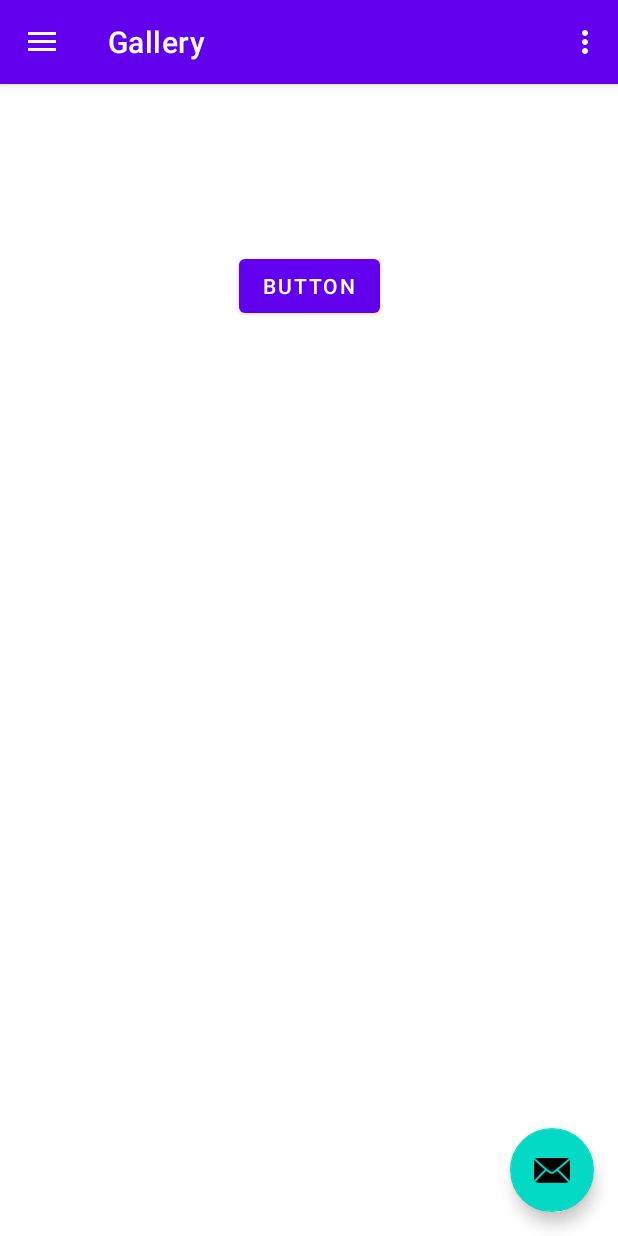
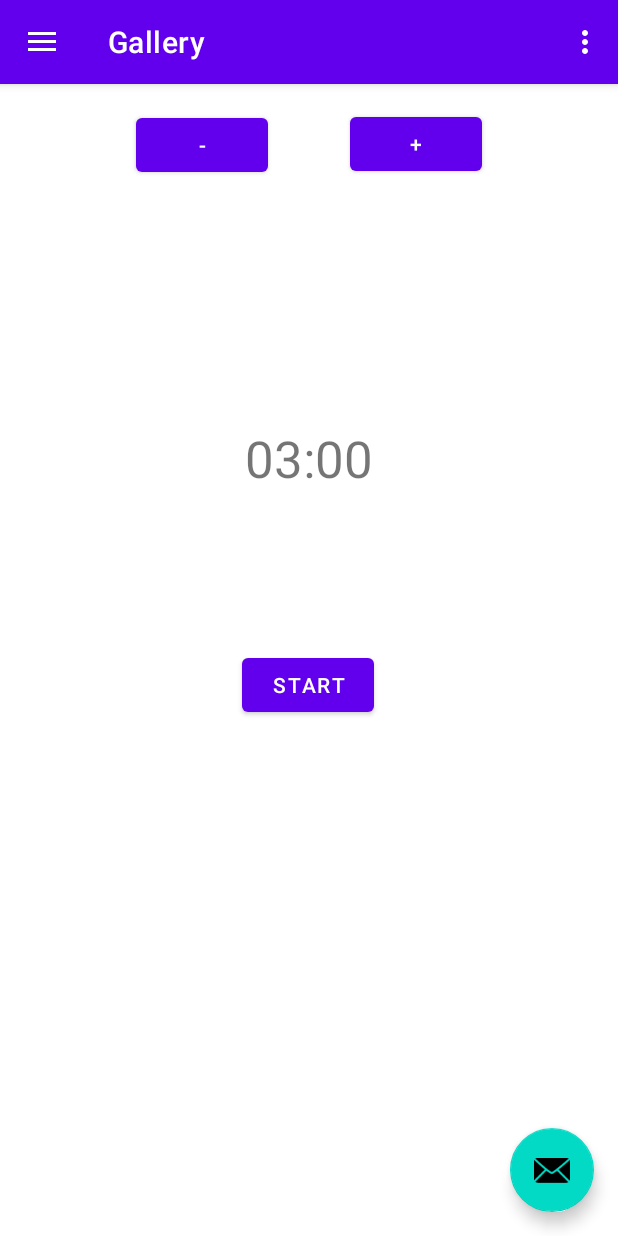
Before and after one commit to adann96/BoxingTimer, an Android app: the screen it shows after launch (MainActivity), in the side drawer, after a tap on "Gallery", on a phone screen of 412 x 824 dp. Run offline under Robolectric (Android 15) with nearby library versions, the phone set to English and light mode, and no system bars; our stand-ins replace navigation-ui.

Commit message:
Add&Subtract buttons created, manual round time set up created.

```diff
--- a/app/src/main/java/com/example/stoperbokserski/ui/gallery/GalleryFragment.java
+++ /dev/null
@@ -1,112 +0,0 @@
-package com.example.stoperbokserski.ui.gallery;
-
-import android.media.MediaPlayer;
-import android.os.Bundle;
-import android.view.LayoutInflater;
-import android.view.View;
-import android.view.ViewGroup;
-import android.widget.Button;
-import android.widget.TextView;
-import android.widget.Toast;
-
-import androidx.annotation.NonNull;
-import androidx.cardview.widget.CardView;
-import androidx.fragment.app.Fragment;
-import androidx.lifecycle.ViewModelProvider;
-
-import com.example.stoperbokserski.R;
-import com.example.stoperbokserski.databinding.FragmentGalleryBinding;
-
-import org.w3c.dom.Text;
-
-import java.util.Timer;
-import java.util.TimerTask;
-
-public class GalleryFragment extends Fragment {
-
-    private FragmentGalleryBinding binding;
-    Button button1;
-    TextView text1;
-    static int interval;
-    static Timer countdown;
-
-    public View onCreateView(@NonNull LayoutInflater inflater, ViewGroup container, Bundle savedInstanceState) {
-        GalleryViewModel galleryViewModel = new ViewModelProvider(this).get(GalleryViewModel.class);
-
-        binding = FragmentGalleryBinding.inflate(inflater, container, false);
-        View root = binding.getRoot();
-
-        button1 = root.findViewById(R.id.button1);
-        text1 = root.findViewById(R.id.timer1);
-        clickButton1();
-
-        final TextView textView = binding.timer1;
-        galleryViewModel.getText().observe(getViewLifecycleOwner(), textView::setText);
-        return root;
-    }
-
-    @Override
-    public void onDestroyView() {
-        super.onDestroyView();
-        binding = null;
-    }
-
-    public void clickButton1() {
-        CharSequence text = "Hello toast!";
-        int duration = Toast.LENGTH_SHORT;
-        Toast toast = Toast.makeText(getActivity(), "Attack!", duration);
-
-        MediaPlayer beginBell = MediaPlayer.create(getActivity(), R.raw.app_src_main_res_raw_singlebell);
-        MediaPlayer endBell = MediaPlayer.create(getActivity(), R.raw.app_src_main_res_raw_bell);
-        MediaPlayer oneScream = MediaPlayer.create(getActivity(), R.raw.one);
-        MediaPlayer twoScream = MediaPlayer.create(getActivity(), R.raw.two);
-        MediaPlayer threeScream = MediaPlayer.create(getActivity(), R.raw.three);
-        MediaPlayer fourScream = MediaPlayer.create(getActivity(), R.raw.four);
-        MediaPlayer fiveScream = MediaPlayer.create(getActivity(), R.raw.five);
-        MediaPlayer sixScream = MediaPlayer.create(getActivity(), R.raw.six);
-
-        MediaPlayer ringTable[]={oneScream,twoScream,threeScream,fourScream,fiveScream,sixScream};
-        button1.setOnClickListener(new View.OnClickListener() {
-            @Override
-            public void onClick(View view) {
-                //text1.setText("This is gallery fragment");
-                int delay = 1000;
-                int period = 1000;
-                countdown = new Timer();
-                interval = Integer.parseInt(String.valueOf(184));
-                countdown.scheduleAtFixedRate(new TimerTask() {
-
-                    public void run() {
-                        int ret = setInterval();
-                        //text1.setText(String.valueOf(ret));
-                        if (ret == 180) {
-                            beginBell.start();
-                        }
-                        else if ((ret % 5==0) && (ret != 180) && (ret > 1)) {
-                            System.out.println(ret + "scream");
-                            toast.show();
-                            int range = ringTable.length - 1;
-                            int voice = (int)Math.round(Math.random()*range);
-                            ringTable[voice].start();
-                        }
-                        else if (ret == 1) {
-                            endBell.start();
-                        }
-                        else {
-                            System.out.println(ret);
-                        }
-                    }
-                }, delay, period);
-
-            }
-
-        });
-    }
-
-    private static final int setInterval() {
-        if (interval == 1)
-            countdown.cancel();
-        int ret = --interval;
-        return ret;
-    }
-}
--- /dev/null
+++ b/app/src/main/java/com/example/stoperbokserski/ui/gallery/SecondExerciseFragment.java
@@ -0,0 +1,209 @@
+package com.example.stoperbokserski.ui.gallery;
+
+import android.media.MediaPlayer;
+import android.os.Bundle;
+import android.os.Handler;
+import android.os.Looper;
+import android.view.LayoutInflater;
+import android.view.View;
+import android.view.ViewGroup;
+import android.widget.Button;
+import android.widget.TextClock;
+import android.widget.TextView;
+import android.widget.Toast;
+
+import androidx.annotation.NonNull;
+import androidx.fragment.app.Fragment;
+import androidx.lifecycle.ViewModelProvider;
+
+import com.example.stoperbokserski.R;
+import com.example.stoperbokserski.databinding.FragmentSecondexerciseBinding;
+
+import java.util.Timer;
+import java.util.TimerTask;
+
+public class SecondExerciseFragment extends Fragment {
+
+    private FragmentSecondexerciseBinding binding;
+    int secs = 180;
+    Button button1, buttonAdd, buttonSubtract;
+    TextView text1, textView2;
+    static int interval;
+    static Timer countdown;
+
+    public View onCreateView(@NonNull LayoutInflater inflater, ViewGroup container, Bundle savedInstanceState) {
+        SecondExerciseViewModel secondExerciseViewModel = new ViewModelProvider(this).get(SecondExerciseViewModel.class);
+
+        binding = FragmentSecondexerciseBinding.inflate(inflater, container, false);
+        View root = binding.getRoot();
+
+        button1 = root.findViewById(R.id.second_exercise_start_button);
+        buttonAdd = root.findViewById(R.id.buttonAdd);
+        buttonSubtract = root.findViewById(R.id.buttonSubtract);
+
+        text1 = root.findViewById(R.id.timer1);
+        textView2 = root.findViewById(R.id.textView2);
+        int minute = secs / 60;
+        int second = 0;
+        textView2.setText("0" + minute + ":" + second + second);
+
+        clickButton1();
+        addSeconds();
+        subtractSeconds();
+
+        final TextView textView = binding.timer1;
+        secondExerciseViewModel.getText().observe(getViewLifecycleOwner(), textView::setText);
+        return root;
+    }
+
+    @Override
+    public void onDestroyView() {
+        super.onDestroyView();
+        binding = null;
+    }
+
+    public int addSeconds() {
+        buttonAdd.setOnClickListener(new View.OnClickListener() {
+            @Override
+            public void onClick(View v) {
+                int addSec = 5;
+                secs += addSec;
+
+                int minute = secs / 60;
+                int calc = secs - (minute * 60);
+
+                if (secs == 300)  {
+                    buttonAdd.setEnabled(false);
+                    textView2.setText("0" + minute + ":" + "0" + calc);
+                }
+                else if (calc < 10) {
+                    textView2.setText("0" + minute + ":" + "0" + calc);
+                    buttonSubtract.setEnabled(true);
+                }
+                else {
+                    textView2.setText("0" + minute + ":" + calc);
+                    buttonSubtract.setEnabled(true);
+                }
+
+            }
+        });
+        return secs;
+    }
+
+    public int subtractSeconds() {
+        buttonSubtract.setOnClickListener(new View.OnClickListener() {
+            @Override
+            public void onClick(View v) {
+                int addSec = 5;
+                secs -= addSec;
+
+                int minute = secs / 60;
+                int calc = secs - (minute * 60);
+
+                if (secs == 60)  {
+                    buttonSubtract.setEnabled(false);
+                    textView2.setText("0" + minute + ":" + "0" + calc);
+                }
+                else if (calc < 10) {
+                    textView2.setText("0" + minute + ":" + "0" + calc);
+                    buttonAdd.setEnabled(true);
+                }
+                else {
+                    textView2.setText("0" + minute + ":" + calc);
+                    buttonAdd.setEnabled(true);
+                }
+            }
+        });
+        return secs;
+    }
+
+    public void clickButton1() {
+        CharSequence text = "Hello toast!";
+        int duration = Toast.LENGTH_SHORT;
+        Toast toast = Toast.makeText(getActivity(), "Attack!", duration);
+
+        MediaPlayer beginBell = MediaPlayer.create(getActivity(), R.raw.app_src_main_res_raw_singlebell);
+        MediaPlayer endBell = MediaPlayer.create(getActivity(), R.raw.app_src_main_res_raw_bell);
+        //MediaPlayer oneScream = MediaPlayer.create(getActivity(), R.raw.one);
+        MediaPlayer twoScream = MediaPlayer.create(getActivity(), R.raw.two);
+        MediaPlayer threeScream = MediaPlayer.create(getActivity(), R.raw.three);
+        MediaPlayer fourScream = MediaPlayer.create(getActivity(), R.raw.four);
+        MediaPlayer fiveScream = MediaPlayer.create(getActivity(), R.raw.five);
+        MediaPlayer sixScream = MediaPlayer.create(getActivity(), R.raw.six);
+
+        MediaPlayer ringTable[]={
+                //oneScream,
+                twoScream,threeScream,fourScream,fiveScream,sixScream};
+        button1.setOnClickListener(new View.OnClickListener() {
+            @Override
+            public void onClick(View view) {
+                buttonSubtract.setEnabled(false);
+                buttonAdd.setEnabled(false);
+
+                int delay = 1000;
+                int period = 1000;
+                countdown = new Timer();
+                interval = Integer.parseInt(String.valueOf(secs + 4));
+                countdown.scheduleAtFixedRate(new TimerTask() {
+
+                    public void run() {
+                        int ret = setInterval();
+                        if (ret == secs) {
+                            beginBell.start();
+                            new Handler(Looper.getMainLooper()).post(new Runnable(){
+                                @Override
+                                public void run() {
+                                    text1.setText(String.valueOf(ret));
+                                }
+                            });
+                        }
+                        else if ((ret % 4==0) && (ret < secs && ret > 1)) {
+                            System.out.println(ret + "scream");
+                            new Handler(Looper.getMainLooper()).post(new Runnable(){
+                                @Override
+                                public void run() {
+                                    text1.setText(String.valueOf(ret));
+                                }
+                            });
+
+                            toast.show();
+
+                            int range = ringTable.length - 1;
+                            int voice = (int)Math.round(Math.random()*range);
+                            ringTable[voice].start();
+                        }
+                        else if (ret == 0) {
+                            endBell.start();
+                            new Handler(Looper.getMainLooper()).post(new Runnable(){
+                                @Override
+                                public void run() {
+                                    buttonSubtract.setEnabled(true);
+                                    buttonAdd.setEnabled(true);
+                                    text1.setText(String.valueOf(ret));
+                                }
+                            });
+
+                        }
+                        else {
+                            System.out.println(ret);
+                            new Handler(Looper.getMainLooper()).post(new Runnable(){
+                                @Override
+                                public void run() {
+                                    text1.setText(String.valueOf(ret));
+                                }
+                            });
+                        }
+                    }
+                }, delay, period);
+            }
+
+        });
+    }
+
+    private static final int setInterval() {
+        if (interval == 1)
+            countdown.cancel();
+        int ret = --interval;
+        return ret;
+    }
+}
--- a/app/src/main/java/com/example/stoperbokserski/ui/gallery/GalleryViewModel.java
+++ b/app/src/main/java/com/example/stoperbokserski/ui/gallery/SecondExerciseViewModel.java
@@ -1,23 +1,14 @@
 package com.example.stoperbokserski.ui.gallery;
 
-import android.widget.Button;
-import android.widget.Toast;
-
-import androidx.cardview.widget.CardView;
 import androidx.lifecycle.LiveData;
 import androidx.lifecycle.MutableLiveData;
 import androidx.lifecycle.ViewModel;
 
-import com.example.stoperbokserski.R;
-
-import java.util.Scanner;
-import java.util.Timer;
-
-public class GalleryViewModel extends ViewModel {
+public class SecondExerciseViewModel extends ViewModel {
 
     private final MutableLiveData<String> mText;
 
-    public GalleryViewModel() {
+    public SecondExerciseViewModel() {
         mText = new MutableLiveData<>();
     }
 
--- a/app/src/main/res/layout/fragment_gallery.xml
+++ /dev/null
@@ -1,34 +0,0 @@
-<?xml version="1.0" encoding="utf-8"?>
-<androidx.constraintlayout.widget.ConstraintLayout xmlns:android="http://schemas.android.com/apk/res/android"
-    xmlns:app="http://schemas.android.com/apk/res-auto"
-    xmlns:tools="http://schemas.android.com/tools"
-    android:layout_width="match_parent"
-    android:layout_height="match_parent"
-    tools:context=".ui.gallery.GalleryFragment">
-
-    <TextView
-        android:id="@+id/timer1"
-        android:layout_width="match_parent"
-        android:layout_height="wrap_content"
-        android:layout_marginStart="8dp"
-        android:layout_marginTop="8dp"
-        android:layout_marginEnd="8dp"
-        android:textAlignment="center"
-        android:textSize="20sp"
-        app:layout_constraintBottom_toBottomOf="parent"
-        app:layout_constraintEnd_toEndOf="parent"
-        app:layout_constraintStart_toStartOf="parent"
-        app:layout_constraintTop_toTopOf="parent" />
-
-    <Button
-        android:id="@+id/button1"
-        android:layout_width="wrap_content"
-        android:layout_height="wrap_content"
-        android:layout_marginBottom="120dp"
-        android:text="Button"
-        app:layout_constraintBottom_toTopOf="@+id/timer1"
-        app:layout_constraintEnd_toEndOf="parent"
-        app:layout_constraintStart_toStartOf="parent"
-        app:layout_constraintTop_toTopOf="parent"
-        app:layout_constraintVertical_bias="0.537" />
-</androidx.constraintlayout.widget.ConstraintLayout>
--- /dev/null
+++ b/app/src/main/res/layout/fragment_secondexercise.xml
@@ -0,0 +1,81 @@
+<?xml version="1.0" encoding="utf-8"?>
+<androidx.constraintlayout.widget.ConstraintLayout xmlns:android="http://schemas.android.com/apk/res/android"
+    xmlns:app="http://schemas.android.com/apk/res-auto"
+    xmlns:tools="http://schemas.android.com/tools"
+    android:layout_width="match_parent"
+    android:layout_height="match_parent"
+    tools:context=".ui.gallery.SecondExerciseFragment">
+
+    <TextView
+        android:id="@+id/timer1"
+        android:layout_width="362dp"
+        android:layout_height="98dp"
+        android:layout_marginStart="8dp"
+        android:layout_marginTop="136dp"
+        android:layout_marginEnd="8dp"
+        android:textAlignment="center"
+        android:textSize="34sp"
+        app:layout_constraintEnd_toEndOf="parent"
+        app:layout_constraintHorizontal_bias="0.484"
+        app:layout_constraintStart_toStartOf="parent"
+        app:layout_constraintTop_toBottomOf="@+id/second_exercise_start_button" />
+
+    <Button
+        android:id="@+id/second_exercise_start_button"
+        android:layout_width="wrap_content"
+        android:layout_height="wrap_content"
+        android:layout_marginTop="188dp"
+        android:layout_marginBottom="136dp"
+        android:text="Start"
+        app:layout_constraintBottom_toTopOf="@+id/timer1"
+        app:layout_constraintEnd_toEndOf="parent"
+        app:layout_constraintHorizontal_bias="0.498"
+        app:layout_constraintStart_toStartOf="parent"
+        app:layout_constraintTop_toBottomOf="@+id/buttonAdd" />
+
+    <Button
+        android:id="@+id/buttonAdd"
+        android:layout_width="wrap_content"
+        android:layout_height="wrap_content"
+        android:layout_marginStart="16dp"
+        android:layout_marginTop="16dp"
+        android:layout_marginEnd="68dp"
+        android:layout_marginBottom="81dp"
+        android:text="+"
+        app:layout_constraintBottom_toTopOf="@+id/textView2"
+        app:layout_constraintEnd_toEndOf="parent"
+        app:layout_constraintStart_toEndOf="@+id/buttonSubtract"
+        app:layout_constraintTop_toTopOf="parent" />
+
+    <Button
+        android:id="@+id/buttonSubtract"
+        android:layout_width="wrap_content"
+        android:layout_height="wrap_content"
+        android:layout_marginStart="68dp"
+        android:layout_marginTop="16dp"
+        android:layout_marginEnd="16dp"
+        android:layout_marginBottom="162dp"
+        android:text="-"
+        app:layout_constraintBottom_toTopOf="@+id/textView2"
+        app:layout_constraintEnd_toStartOf="@+id/buttonAdd"
+        app:layout_constraintStart_toStartOf="parent"
+        app:layout_constraintTop_toTopOf="parent" />
+
+    <TextView
+        android:id="@+id/textView2"
+        android:layout_width="299dp"
+        android:layout_height="62dp"
+        android:layout_marginStart="100dp"
+        android:layout_marginTop="81dp"
+        android:layout_marginEnd="100dp"
+        android:layout_marginBottom="88dp"
+        android:text="TextView"
+        android:textSize="34sp"
+        android:textAlignment="center"
+        app:layout_constraintBottom_toTopOf="@+id/second_exercise_start_button"
+        app:layout_constraintEnd_toEndOf="parent"
+        app:layout_constraintStart_toStartOf="parent"
+        app:layout_constraintTop_toBottomOf="@+id/buttonAdd"
+        app:layout_constraintVertical_bias="0.0" />
+
+</androidx.constraintlayout.widget.ConstraintLayout>
--- a/app/src/main/res/navigation/mobile_navigation.xml
+++ b/app/src/main/res/navigation/mobile_navigation.xml
@@ -13,9 +13,9 @@
 
     <fragment
         android:id="@+id/nav_gallery"
-        android:name="com.example.stoperbokserski.ui.gallery.GalleryFragment"
+        android:name="com.example.stoperbokserski.ui.gallery.SecondExerciseFragment"
         android:label="@string/menu_gallery"
-        tools:layout="@layout/fragment_gallery" />
+        tools:layout="@layout/fragment_secondexercise" />
 
     <fragment
         android:id="@+id/nav_slideshow"
```
